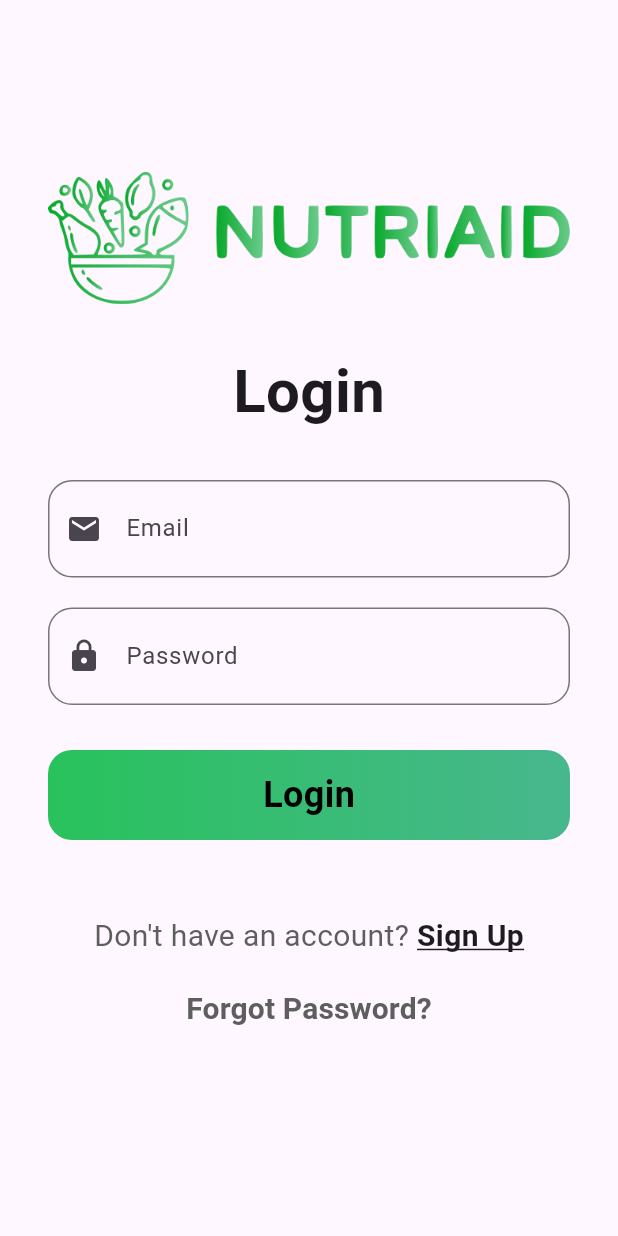
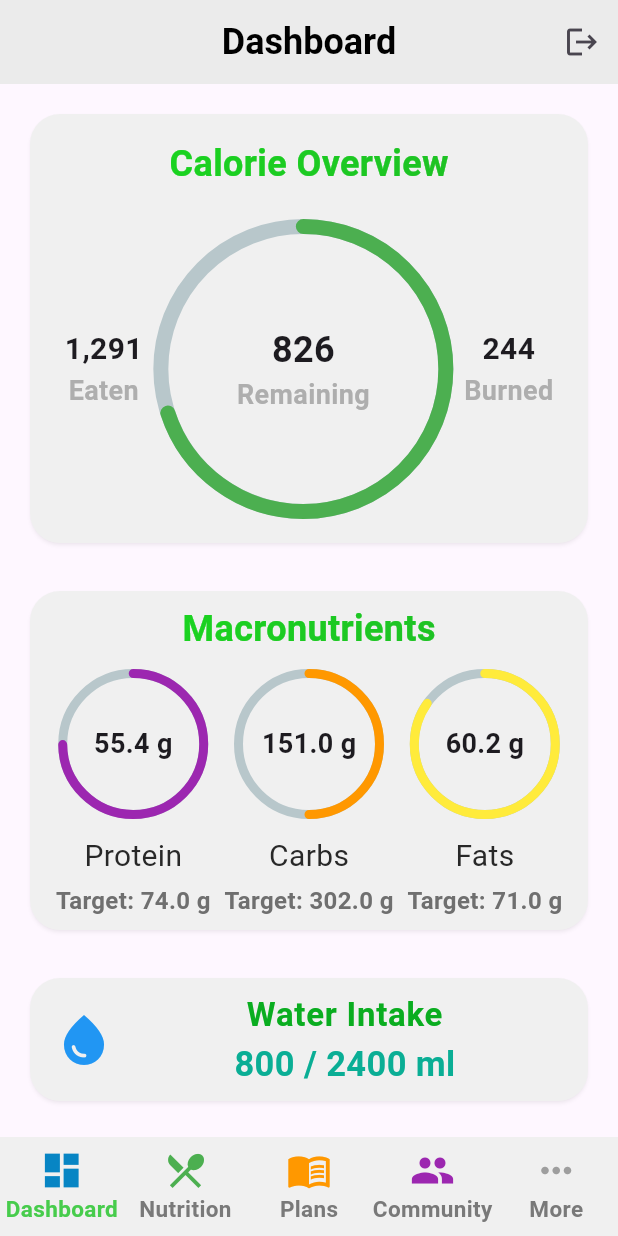
Before and after one commit to QoSz/Nutriaid, a Flutter app: the screen it shows after launch, after a tap on "Login", on a phone screen of 412 x 824 dp. Run offline on Flutter 3.47's test engine with Material 3 defaults, Android fonts, the phone set to English and light mode, and no system bars; drawn by our look-alikes of percent_indicator.

Commit message:
Completed Dashboard layout

```diff
--- a/lib/main.dart
+++ b/lib/main.dart
@@ -1,4 +1,5 @@
 import 'package:flutter/material.dart';
+import 'package:nutriaid/pages/dashboard_page.dart';
 import 'package:nutriaid/pages/login_page.dart';
 import 'package:nutriaid/pages/register_page.dart';
 
@@ -18,6 +19,7 @@
       routes: {
         '/login': (context) => const LoginPage(),
         '/register': (context) => const RegisterPage(),
+        '/dashboard': (context) => const DashboardPage(),
       },
     );
   }
--- /dev/null
+++ b/lib/pages/dashboard_page.dart
@@ -0,0 +1,466 @@
+import 'package:flutter/material.dart';
+import 'package:percent_indicator/percent_indicator.dart';
+
+class DashboardPage extends StatefulWidget {
+  const DashboardPage({super.key});
+
+  @override
+  State<DashboardPage> createState() => _DashboardPageState();
+}
+
+class _DashboardPageState extends State<DashboardPage> {
+  int _selectedIndex = 0;
+
+  void _onItemTapped(int index, BuildContext context) {
+    setState(() {
+      _selectedIndex = index;
+    });
+
+    // Define route names based on index
+    String routeName;
+    switch (index) {
+      case 0:
+        routeName = '/dashboard'; // Dashboard Page
+        break;
+      case 1:
+        routeName = '/nutrition'; // Nutrition Page
+        break;
+      case 2:
+        routeName = '/plans'; // Plans Page
+        break;
+      case 3:
+        routeName = '/community'; // Community Page
+        break;
+      case 4:
+        // Open the drawer and do not navigate to a new page
+        Scaffold.of(context).openDrawer();
+        return; // Exit the function after opening the drawer
+      default:
+        routeName =
+            '/dashboard'; // Default back to dashboard or consider handling an error
+        break;
+    }
+
+    // Navigate to the specified route
+    Navigator.pushReplacementNamed(context, routeName);
+  }
+
+  @override
+  Widget build(BuildContext context) {
+    return Scaffold(
+      appBar: AppBar(
+        centerTitle: true,
+        title: const Text(
+          'Dashboard',
+          style: TextStyle(
+            color: Colors.black,
+            fontSize: 24.0,
+            fontWeight: FontWeight.w600,
+          ),
+        ),
+        backgroundColor: const Color.fromARGB(255, 235, 235, 235),
+        automaticallyImplyLeading: false,
+        elevation: 0,
+        actions: [
+          IconButton(
+            icon: const Icon(Icons.logout),
+            onPressed: () {
+              Navigator.pushReplacementNamed(context, '/login');
+            },
+          ),
+        ],
+      ),
+      body: SingleChildScrollView(
+        padding: const EdgeInsets.all(12.0),
+        child: Column(
+          children: [
+            GestureDetector(
+              onTap: () {},
+              child: _buildCard(
+                child: Padding(
+                  padding: const EdgeInsets.all(16.0),
+                  child: Column(
+                    children: [
+                      ShaderMask(
+                        shaderCallback: (Rect bounds) {
+                          return const LinearGradient(
+                            colors: [
+                              Color.fromARGB(255, 26, 211, 32),
+                              Color.fromARGB(255, 30, 194, 36),
+                            ], // Define your gradient colors here
+                            begin: Alignment.topLeft,
+                            end: Alignment.bottomRight,
+                          ).createShader(bounds);
+                        },
+                        blendMode: BlendMode
+                            .srcIn, // This blend mode applies the shader to the text color
+                        child: const Text(
+                          'Calorie Overview',
+                          style: TextStyle(
+                            fontSize: 24,
+                            fontWeight: FontWeight
+                                .w600, // Use const if all properties are constant
+                            color: Colors
+                                .white, // Temporary color, the shader will override this
+                          ),
+                        ),
+                      ),
+                      const SizedBox(height: 20),
+                      Row(
+                        mainAxisAlignment: MainAxisAlignment.spaceEvenly,
+                        children: [
+                          _buildTextColumn('1,291', 'Eaten'),
+                          CircularPercentIndicator(
+                            radius: 100.0,
+                            lineWidth: 10.0,
+                            percent: 0.7,
+                            center: const Column(
+                              mainAxisAlignment: MainAxisAlignment
+                                  .center, // Align text to the center of the column
+                              children: <Widget>[
+                                Text(
+                                  "826",
+                                  style: TextStyle(
+                                    fontSize:
+                                        24.0, // Increase font size for the number
+                                    fontWeight:
+                                        FontWeight.bold, // Make the number bold
+                                  ),
+                                ),
+                                Text(
+                                  "Remaining",
+                                  style: TextStyle(
+                                      fontSize: 18.0,
+                                      fontWeight: FontWeight.w600,
+                                      color: Color.fromARGB(255, 174, 174,
+                                          174) // Smaller font size for the label
+                                      ),
+                                ),
+                              ],
+                            ),
+                            progressColor: Colors.green,
+                            circularStrokeCap: CircularStrokeCap.round,
+                          ),
+                          _buildTextColumn('244', 'Burned'),
+                        ],
+                      ),
+                    ],
+                  ),
+                ),
+              ),
+            ),
+            const SizedBox(height: 16),
+            GestureDetector(
+              onTap: () {},
+              child: _buildCard(
+                child: Padding(
+                  padding: const EdgeInsets.all(8.0),
+                  child: Column(
+                    children: [
+                      ShaderMask(
+                        shaderCallback: (Rect bounds) {
+                          return const LinearGradient(
+                            colors: [
+                              Color.fromARGB(255, 26, 211, 32),
+                              Color.fromARGB(255, 30, 194, 36),
+                            ], // Define your gradient colors here
+                            begin: Alignment.topLeft,
+                            end: Alignment.bottomRight,
+                          ).createShader(bounds);
+                        },
+                        blendMode: BlendMode
+                            .srcIn, // This blend mode applies the shader to the text color
+                        child: const Text(
+                          'Macronutrients',
+                          style: TextStyle(
+                            fontSize: 24,
+                            fontWeight: FontWeight
+                                .w600, // Use const if all properties are constant
+                            color: Colors
+                                .white, // Temporary color, the shader will override this
+                          ),
+                        ),
+                      ),
+                      const SizedBox(height: 10),
+                      Row(
+                        mainAxisAlignment: MainAxisAlignment.spaceEvenly,
+                        children: [
+                          _buildMacroIndicator(
+                              'Protein', 55.4, 74, Colors.purple),
+                          _buildMacroIndicator(
+                              'Carbs', 151.0, 302, Colors.orange),
+                          _buildMacroIndicator('Fats', 60.2, 71, Colors.yellow),
+                        ],
+                      ),
+                    ],
+                  ),
+                ),
+              ),
+            ),
+            const SizedBox(height: 16),
+            GestureDetector(
+              onTap: () {},
+              child: _buildCard(
+                child: const ListTile(
+                  leading: Icon(Icons.water_drop, size: 40, color: Colors.blue),
+                  title: Text(
+                    'Water Intake',
+                    textAlign: TextAlign.center,
+                    style: TextStyle(
+                      fontSize: 22,
+                      fontWeight: FontWeight.w600,
+                      color: Color.fromARGB(255, 10, 173, 32),
+                    ),
+                  ),
+                  subtitle: Text(
+                    '800 / 2400 ml',
+                    textAlign: TextAlign.center,
+                    style: TextStyle(
+                      fontSize: 23,
+                      fontWeight: FontWeight.w600,
+                      color: Color.fromARGB(255, 10, 174, 149),
+                    ),
+                  ),
+                ),
+              ),
+            ),
+          ],
+        ),
+      ),
+
+      // Added bottom navigation bar with Dashboard, Nutrition, Plans, Community and More buttons
+      bottomNavigationBar: Builder(
+        builder: (BuildContext context) {
+          return BottomNavigationBar(
+            backgroundColor: const Color.fromARGB(255, 240, 240, 240),
+            elevation: 0,
+            items: const [
+              BottomNavigationBarItem(
+                icon: Icon(
+                  Icons.dashboard,
+                  color: Color.fromARGB(255, 7, 133, 196),
+                ),
+                label: 'Dashboard',
+              ),
+              BottomNavigationBarItem(
+                icon: Icon(Icons.restaurant_menu, color: Colors.green),
+                label: 'Nutrition',
+              ),
+              BottomNavigationBarItem(
+                icon: Icon(Icons.menu_book, color: Colors.orange),
+                label: 'Plans',
+              ),
+              BottomNavigationBarItem(
+                icon: Icon(Icons.people, color: Colors.purple),
+                label: 'Community',
+              ),
+              BottomNavigationBarItem(
+                icon: Icon(Icons.more_horiz, color: Colors.grey),
+                label: 'More',
+              ),
+            ],
+            selectedItemColor: const Color.fromARGB(255, 71, 204, 76),
+            unselectedItemColor: const Color.fromARGB(255, 121, 121, 121),
+            showUnselectedLabels: true,
+            type: BottomNavigationBarType.fixed,
+            selectedLabelStyle:
+                const TextStyle(fontSize: 15, fontWeight: FontWeight.bold),
+            unselectedLabelStyle:
+                const TextStyle(fontSize: 15, fontWeight: FontWeight.w600),
+            // Change the icons sizes
+            iconSize: 30,
+            currentIndex: _selectedIndex,
+            onTap: (index) {
+              _onItemTapped(index, context);
+            },
+          );
+        },
+      ),
+
+      // Create a drawer with the logo at the top and a list of menu items below it.Add padding to the drawer to ensure the menu items are not too close to the edges of the screen. Make sure the menu items have an icon.
+      drawer: Drawer(
+        child: Padding(
+          padding: const EdgeInsets.all(32.0),
+          child: Column(
+            children: [
+              const SizedBox(height: 30),
+              Image.asset(
+                'assets/images/logo.png',
+                height: 100,
+              ),
+              const SizedBox(height: 30),
+              ListTile(
+                leading:
+                    const Icon(Icons.dashboard, color: Colors.blue, size: 40),
+                title: const Text(
+                  'Dashboard',
+                  style: TextStyle(fontSize: 20, fontWeight: FontWeight.w500),
+                ),
+                onTap: () {
+                  Navigator.pushNamed(context, '/dashboard');
+                },
+              ),
+              ListTile(
+                leading: const Icon(Icons.score,
+                    color: Color.fromARGB(255, 203, 200, 17), size: 40),
+                title: const Text(
+                  'Calorie Tracking',
+                  style: TextStyle(fontSize: 20, fontWeight: FontWeight.w500),
+                ),
+                onTap: () {
+                  Navigator.pushNamed(context, '/calorie');
+                },
+              ),
+              ListTile(
+                leading: const Icon(Icons.restaurant_menu,
+                    color: Colors.green, size: 40),
+                title: const Text(
+                  'Nutrition Tracking',
+                  style: TextStyle(fontSize: 20, fontWeight: FontWeight.w500),
+                ),
+                onTap: () {
+                  Navigator.pushReplacementNamed(context, '/nutrition');
+                },
+              ),
+              ListTile(
+                leading:
+                    const Icon(Icons.water_drop, color: Colors.blue, size: 40),
+                title: const Text(
+                  'Hydration Tracking',
+                  style: TextStyle(fontSize: 20, fontWeight: FontWeight.w500),
+                ),
+                onTap: () {
+                  Navigator.pushReplacementNamed(context, '/hydration');
+                },
+              ),
+              ListTile(
+                leading: const Icon(Icons.monitor_weight,
+                    color: Color.fromARGB(255, 239, 27, 172), size: 40),
+                title: const Text(
+                  'Weight Tracking',
+                  style: TextStyle(fontSize: 20, fontWeight: FontWeight.w500),
+                ),
+                onTap: () {
+                  Navigator.pushReplacementNamed(context, '/weight');
+                },
+              ),
+              ListTile(
+                leading:
+                    const Icon(Icons.menu_book, color: Colors.orange, size: 40),
+                title: const Text(
+                  'Meal Plans',
+                  style: TextStyle(fontSize: 20, fontWeight: FontWeight.w500),
+                ),
+                onTap: () {
+                  Navigator.pushReplacementNamed(context, '/plans');
+                },
+              ),
+              ListTile(
+                leading: const Icon(Icons.school,
+                    color: Color.fromARGB(255, 201, 18, 18), size: 40),
+                title: const Text(
+                  'Educational Section',
+                  style: TextStyle(fontSize: 20, fontWeight: FontWeight.w500),
+                ),
+                onTap: () {
+                  Navigator.pushReplacementNamed(context, '/education');
+                },
+              ),
+              ListTile(
+                leading:
+                    const Icon(Icons.people, color: Colors.purple, size: 40),
+                title: const Text(
+                  'Community Section',
+                  style: TextStyle(fontSize: 20, fontWeight: FontWeight.w500),
+                ),
+                onTap: () {
+                  Navigator.pushReplacementNamed(context, '/community');
+                },
+              ),
+              ListTile(
+                leading: const Icon(Icons.person, color: Colors.grey, size: 40),
+                title: const Text(
+                  'My Profile',
+                  style: TextStyle(fontSize: 20, fontWeight: FontWeight.w500),
+                ),
+                onTap: () {
+                  Navigator.pushReplacementNamed(context, '/profile');
+                },
+              ),
+            ],
+          ),
+        ),
+      ),
+    );
+  }
+
+  Widget _buildCard({required Widget child}) {
+    return Card(
+      color: const Color.fromARGB(255, 240, 240, 240),
+      margin: const EdgeInsets.all(8.0),
+      shape: RoundedRectangleBorder(borderRadius: BorderRadius.circular(20)),
+      elevation: 1, // Lowered elevation
+      shadowColor: const Color.fromARGB(255, 0, 0, 0)
+          .withOpacity(0.25), // Custom shadow color
+      child: child,
+    );
+  }
+
+  Widget _buildTextColumn(String number, String label) {
+    return Column(
+      children: [
+        Text(
+          number,
+          style: const TextStyle(fontSize: 20, fontWeight: FontWeight.bold),
+        ),
+        Text(
+          label,
+          style: const TextStyle(
+              fontSize: 18,
+              fontWeight: FontWeight.w600,
+              color: Color.fromARGB(255, 174, 174, 174)),
+        ),
+      ],
+    );
+  }
+
+  Widget _buildMacroIndicator(
+      String label, double achieved, double target, Color color) {
+    return Column(
+      children: [
+        CircularPercentIndicator(
+          radius: 50.0,
+          lineWidth: 6.0,
+          percent: achieved / target,
+          center: Text('$achieved g',
+              style: const TextStyle(
+                fontSize: 18.0,
+                fontWeight: FontWeight.w600,
+              )),
+          progressColor: color,
+          circularStrokeCap: CircularStrokeCap.round,
+        ),
+        Column(
+          children: [
+            const SizedBox(height: 10.0),
+            Text(
+              label,
+              style: const TextStyle(
+                  fontSize: 20,
+                  fontWeight: FontWeight.w400,
+                  color: Color.fromARGB(255, 40, 40, 40)),
+            ),
+            const SizedBox(height: 4.0),
+            Text(
+              'Target: $target g',
+              style: const TextStyle(
+                  fontSize: 16,
+                  fontWeight: FontWeight.w600,
+                  color: Color.fromARGB(255, 111, 111, 111)),
+            ),
+          ],
+        ),
+      ],
+    );
+  }
+}
--- a/lib/pages/login_page.dart
+++ b/lib/pages/login_page.dart
@@ -67,7 +67,7 @@ class LoginPage extends StatelessWidget {
                     ),
                   ),
                   child: InkWell(
-                    onTap: () {},
+                    onTap: () => Navigator.pushNamed(context, '/dashboard'),
                     child: const Center(
                       child: Text(
                         'Login',
--- a/lib/pages/register_page.dart
+++ b/lib/pages/register_page.dart
@@ -8,9 +8,9 @@ class RegisterPage extends StatelessWidget {
     return Scaffold(
       body: SafeArea(
         child: SingleChildScrollView(
-          physics: BouncingScrollPhysics(),
+          physics: const BouncingScrollPhysics(),
           child: Padding(
-            padding: EdgeInsets.all(32.0),
+            padding: const EdgeInsets.all(32.0),
             child: Column(
               mainAxisSize: MainAxisSize.min,
               mainAxisAlignment: MainAxisAlignment.center,
--- a/pubspec.yaml
+++ b/pubspec.yaml
@@ -30,6 +30,7 @@ environment:
 dependencies:
   flutter:
     sdk: flutter
+  percent_indicator: ^4.2.3
 
 
   # The following adds the Cupertino Icons font to your application.
```
Also changed, not shown: pubspec.lock.
